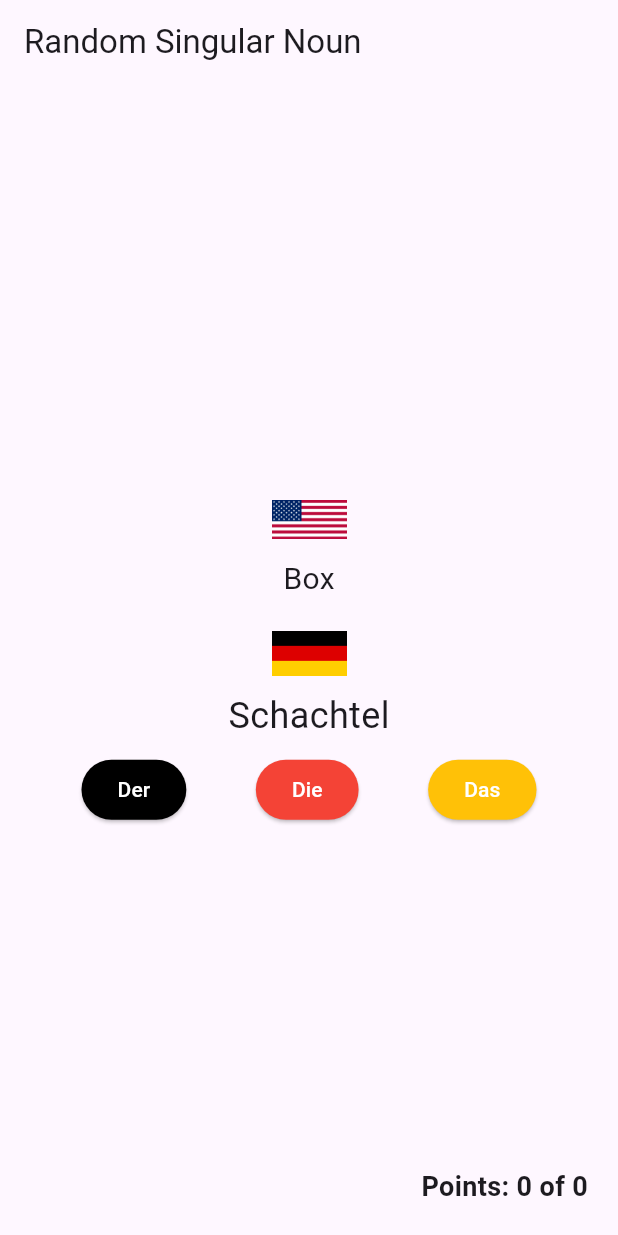
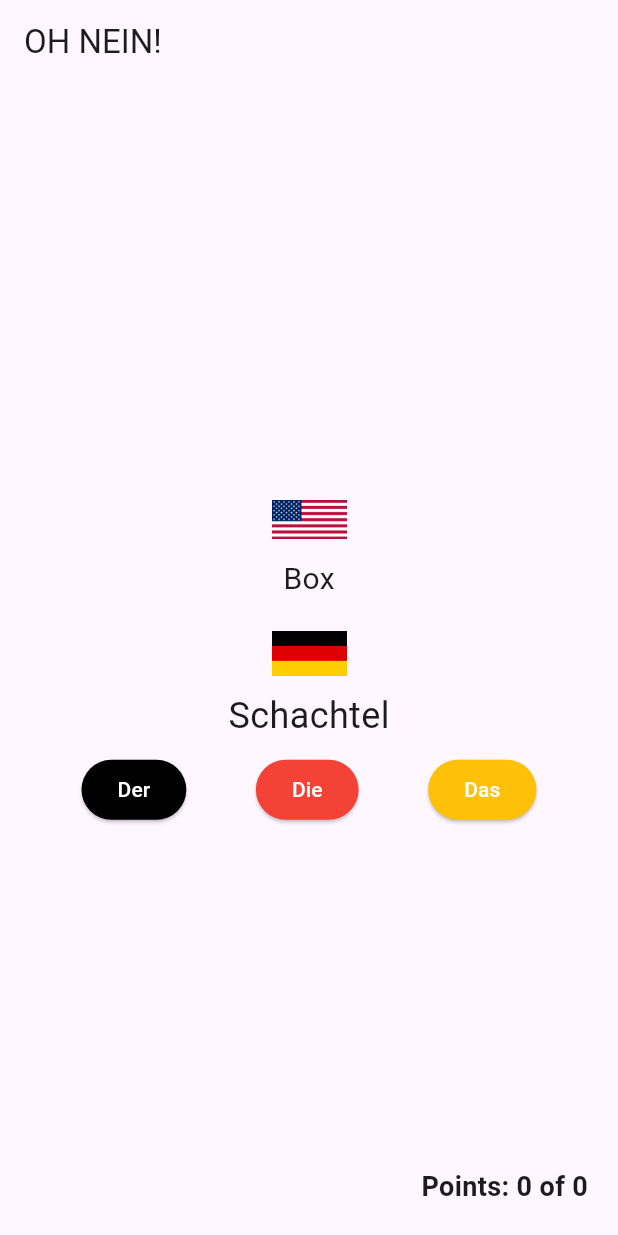
Before and after one commit to Chikitica/oh_nein, a Flutter app: the screen it shows after launch, on a phone screen of 412 x 824 dp. Run offline on Flutter 3.47's test engine with Material 3 defaults, Android fonts, the phone set to English and light mode, and no system bars.

```diff
--- a/lib/main.dart
+++ b/lib/main.dart
@@ -16,7 +16,7 @@ class MyApp extends StatelessWidget {
     return MaterialApp(
       home: Scaffold(
         appBar: AppBar(
-          title: Text('Random Singular Noun'),
+          title: Text('OH NEIN!'),
         ),
         body: NounDisplay(),
       ),
```
